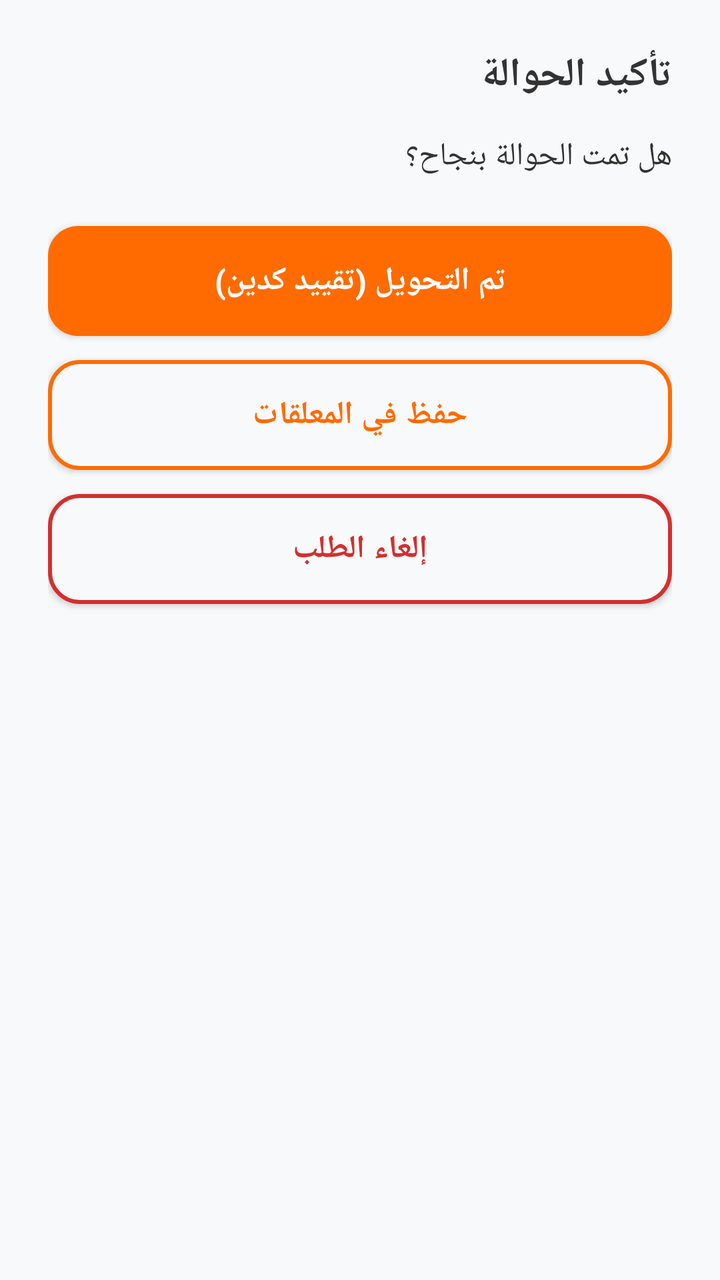
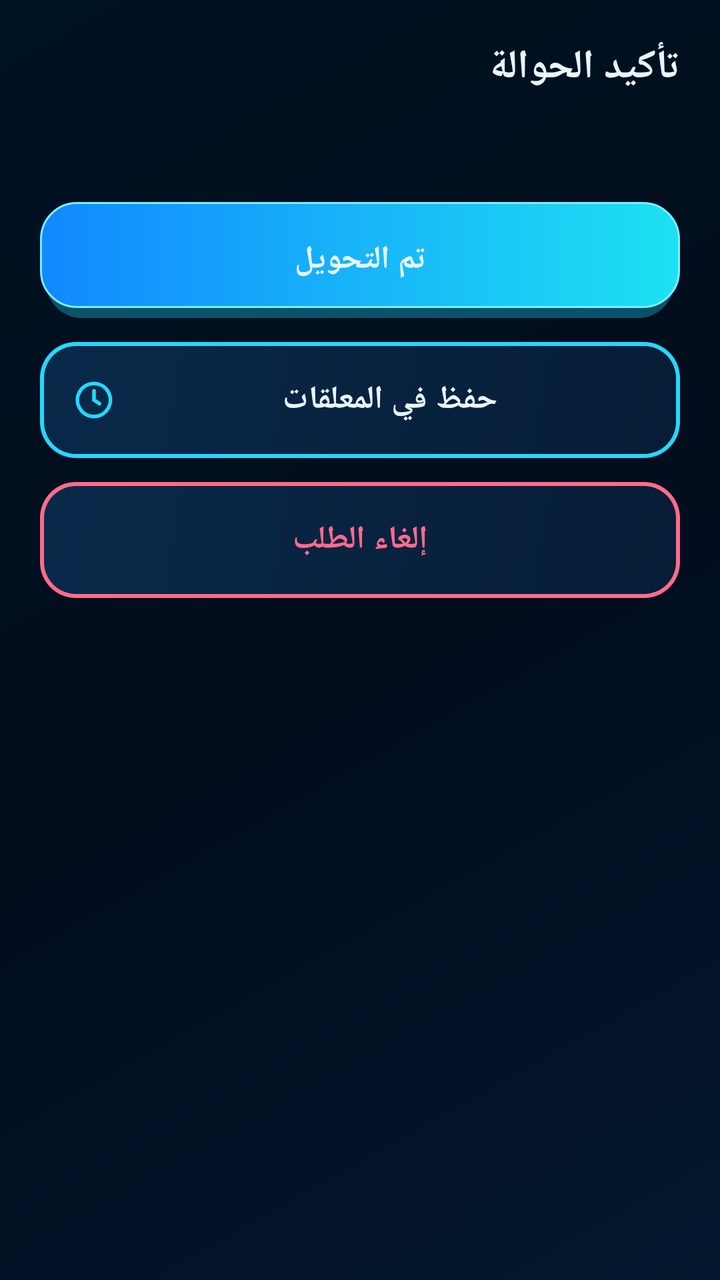

An Android layout rendered at two revisions. The XML below is the earlier revision; the diff shows what the commit changed to produce the second picture.
<!-- AndroidManifest.xml: application theme Theme.TransferApp -->
<!-- res/layout/dialog_transfer_confirm.xml -->
﻿<?xml version="1.0" encoding="utf-8"?><LinearLayout xmlns:android="http://schemas.android.com/apk/res/android" android:layout_width="match_parent" android:layout_height="wrap_content" android:orientation="vertical" android:layoutDirection="rtl" android:padding="24dp" android:background="@color/colorBackground"><TextView android:layout_width="wrap_content" android:layout_height="wrap_content" android:text="تأكيد الحوالة" android:textSize="20sp" android:textStyle="bold" android:textColor="@color/colorTextPrimary" android:layout_marginBottom="16dp"/><TextView android:id="@+id/tv_confirm_message" android:layout_width="wrap_content" android:layout_height="wrap_content" android:text="هل تمت الحوالة بنجاح؟" android:textSize="16sp" android:textColor="@color/colorTextPrimary" android:layout_marginBottom="24dp"/><androidx.appcompat.widget.AppCompatButton android:id="@+id/btn_confirm_yes" android:layout_width="match_parent" android:layout_height="55dp" android:text="تم التحويل (تقييد كدين)" android:textSize="16sp" android:textStyle="bold" android:background="@drawable/bg_rounded_orange" android:textColor="@color/colorTextOnPrimary" android:layout_marginBottom="12dp"/><androidx.appcompat.widget.AppCompatButton android:id="@+id/btn_confirm_later" android:layout_width="match_parent" android:layout_height="55dp" android:text="حفظ في المعلقات" android:textSize="16sp" android:textStyle="bold" android:background="@drawable/bg_btn_outline" android:textColor="@color/colorPrimary" android:layout_marginBottom="12dp"/><androidx.appcompat.widget.AppCompatButton android:id="@+id/btn_confirm_cancel" android:layout_width="match_parent" android:layout_height="55dp" android:text="إلغاء الطلب" android:textSize="16sp" android:textStyle="bold" android:background="@drawable/bg_btn_outline_danger" android:textColor="@color/colorDanger" /></LinearLayout>
<!-- resources referenced by this layout -->
<resources>
  <color name="colorBackground">#F8F9FA</color>
  <color name="colorDanger">#D32F2F</color>
  <color name="colorPrimary">#FF6B00</color>
  <color name="colorTextOnPrimary">#FFFFFF</color>
  <color name="colorTextPrimary">#333333</color>
  <!-- drawable bg_btn_outline (drawable) -->
  ﻿<?xml version="1.0" encoding="utf-8"?><shape xmlns:android="http://schemas.android.com/apk/res/android" android:shape="rectangle"><solid android:color="@color/colorBackground" /><corners android:radius="15dp" /><stroke android:width="2dp" android:color="@color/colorPrimary" /></shape>
  <!-- drawable bg_btn_outline_danger (drawable) -->
  ﻿<?xml version="1.0" encoding="utf-8"?><shape xmlns:android="http://schemas.android.com/apk/res/android" android:shape="rectangle"><solid android:color="@color/colorBackground" /><corners android:radius="15dp" /><stroke android:width="2dp" android:color="@color/colorDanger" /></shape>
  <!-- drawable bg_rounded_orange (drawable) -->
  ﻿<?xml version="1.0" encoding="utf-8"?><shape xmlns:android="http://schemas.android.com/apk/res/android" android:shape="rectangle"><solid android:color="@color/colorPrimary" /><corners android:radius="15dp" /></shape>
  <style name="Theme.TransferApp" parent="Theme.AppCompat.DayNight.NoActionBar">
          <item name="colorPrimary">@color/colorPrimary</item>
          <item name="colorPrimaryDark">@color/colorPrimaryDark</item>
          <item name="colorAccent">@color/cyan</item>
          <item name="colorControlActivated">@color/cyan</item>
          <item name="android:statusBarColor">@color/background</item>
          <item name="android:navigationBarColor">@color/background</item>
          <item name="android:windowLightStatusBar">false</item>
          <item name="android:windowLightNavigationBar">false</item>
      </style>
  <color name="colorPrimaryDark">#E65100</color>
  <!-- unchanged entries left out for length: 2 -->
</resources>

<!-- the commit's change to res/layout/dialog_transfer_confirm.xml (unified diff, before → after) -->
@@ -1 +1,44 @@
-﻿<?xml version="1.0" encoding="utf-8"?><LinearLayout xmlns:android="http://schemas.android.com/apk/res/android" android:layout_width="match_parent" android:layout_height="wrap_content" android:orientation="vertical" android:layoutDirection="rtl" android:padding="24dp" android:background="@color/colorBackground"><TextView android:layout_width="wrap_content" android:layout_height="wrap_content" android:text="تأكيد الحوالة" android:textSize="20sp" android:textStyle="bold" android:textColor="@color/colorTextPrimary" android:layout_marginBottom="16dp"/><TextView android:id="@+id/tv_confirm_message" android:layout_width="wrap_content" android:layout_height="wrap_content" android:text="هل تمت الحوالة بنجاح؟" android:textSize="16sp" android:textColor="@color/colorTextPrimary" android:layout_marginBottom="24dp"/><androidx.appcompat.widget.AppCompatButton android:id="@+id/btn_confirm_yes" android:layout_width="match_parent" android:layout_height="55dp" android:text="تم التحويل (تقييد كدين)" android:textSize="16sp" android:textStyle="bold" android:background="@drawable/bg_rounded_orange" android:textColor="@color/colorTextOnPrimary" android:layout_marginBottom="12dp"/><androidx.appcompat.widget.AppCompatButton android:id="@+id/btn_confirm_later" android:layout_width="match_parent" android:layout_height="55dp" android:text="حفظ في المعلقات" android:textSize="16sp" android:textStyle="bold" android:background="@drawable/bg_btn_outline" android:textColor="@color/colorPrimary" android:layout_marginBottom="12dp"/><androidx.appcompat.widget.AppCompatButton android:id="@+id/btn_confirm_cancel" android:layout_width="match_parent" android:layout_height="55dp" android:text="إلغاء الطلب" android:textSize="16sp" android:textStyle="bold" android:background="@drawable/bg_btn_outline_danger" android:textColor="@color/colorDanger" /></LinearLayout>
+﻿<?xml version="1.0" encoding="utf-8"?>
+<LinearLayout xmlns:android="http://schemas.android.com/apk/res/android"
+    android:layout_width="match_parent"
+    android:layout_height="wrap_content"
+    android:background="@android:color/transparent"
+    android:layoutDirection="rtl"
+    android:orientation="vertical"
+    android:padding="20dp">
+
+    <TextView
+        style="@style/DialogTitle"
+        android:layout_width="match_parent"
+        android:layout_height="wrap_content"
+        android:text="تأكيد الحوالة" />
+
+    <TextView
+        android:id="@+id/tv_confirm_message"
+        android:layout_width="match_parent"
+        android:layout_height="wrap_content"
+        android:layout_marginBottom="16dp"
+        android:textColor="@color/text_primary"
+        android:textSize="16sp" />
+
+    <androidx.appcompat.widget.AppCompatButton
+        android:id="@+id/btn_confirm_yes"
+        style="@style/AppButton.Primary"
+        android:layout_width="match_parent"
+        android:layout_marginBottom="12dp"
+        android:text="تم التحويل" />
+
+    <androidx.appcompat.widget.AppCompatButton
+        android:id="@+id/btn_confirm_later"
+        style="@style/AppButton.Outline"
+        android:layout_width="match_parent"
+        android:layout_marginBottom="12dp"
+        android:drawableEnd="@drawable/ic_clock"
+        android:text="حفظ في المعلقات" />
+
+    <androidx.appcompat.widget.AppCompatButton
+        android:id="@+id/btn_confirm_cancel"
+        style="@style/AppButton.Danger"
+        android:layout_width="match_parent"
+        android:text="إلغاء الطلب" />
+</LinearLayout>
<!-- resource entries referenced after the edit -->
@@ -1,16 +1,109 @@
 <!-- resources referenced by this layout -->
 <resources>
-  <color name="colorBackground">#F8F9FA</color>
-  <color name="colorDanger">#D32F2F</color>
-  <color name="colorPrimary">#FF6B00</color>
-  <color name="colorTextOnPrimary">#FFFFFF</color>
-  <color name="colorTextPrimary">#333333</color>
-  <!-- drawable bg_btn_outline (drawable) -->
-  ﻿<?xml version="1.0" encoding="utf-8"?><shape xmlns:android="http://schemas.android.com/apk/res/android" android:shape="rectangle"><solid android:color="@color/colorBackground" /><corners android:radius="15dp" /><stroke android:width="2dp" android:color="@color/colorPrimary" /></shape>
+  <color name="text_primary">#E8F6FF</color>
+  <!-- drawable ic_clock (drawable) -->
+  <?xml version="1.0" encoding="utf-8"?>
+  <vector xmlns:android="http://schemas.android.com/apk/res/android"
+      android:width="22dp"
+      android:height="22dp"
+      android:viewportWidth="24"
+      android:viewportHeight="24">
+      <path
+          android:fillColor="@android:color/transparent"
+          android:strokeColor="#21D9FF"
+          android:strokeWidth="2"
+          android:strokeLineCap="round"
+          android:pathData="M12,3a9,9 0,1 1,-0.1 0M12,7v5l3,2" />
+  </vector>
+  <style name="AppButton.Danger">
+          <item name="android:background">@drawable/bg_btn_outline_danger</item>
+          <item name="android:textColor">@color/colorDanger</item>
+      </style>
+  <style name="AppButton.Outline">
+          <item name="android:background">@drawable/bg_button_outline</item>
+      </style>
+  <style name="AppButton.Primary">
+          <item name="android:background">@drawable/bg_button_primary</item>
+      </style>
+  <style name="DialogTitle">
+          <item name="android:textColor">@color/text_primary</item>
+          <item name="android:textSize">20sp</item>
+          <item name="android:textStyle">bold</item>
+          <item name="android:layout_marginBottom">16dp</item>
+      </style>
+  <color name="colorDanger">#FF6B8A</color>
+  <!-- drawable bg_button_outline (drawable) -->
+  <?xml version="1.0" encoding="utf-8"?>
+  <layer-list xmlns:android="http://schemas.android.com/apk/res/android">
+      <item>
+          <shape android:shape="rectangle">
+              <corners android:radius="18dp" />
+              <solid android:color="#26D7FF" />
+          </shape>
+      </item>
+      <item
+          android:left="2dp"
+          android:top="2dp"
+          android:right="2dp"
+          android:bottom="2dp">
+          <shape android:shape="rectangle">
+              <corners android:radius="16dp" />
+              <gradient
+                  android:angle="135"
+                  android:startColor="#071D36"
+                  android:endColor="#09294A" />
+          </shape>
+      </item>
+  </layer-list>
+  <!-- drawable bg_button_primary (drawable) -->
+  <?xml version="1.0" encoding="utf-8"?>
+  <layer-list xmlns:android="http://schemas.android.com/apk/res/android">
+      <item
+          android:left="3dp"
+          android:top="5dp"
+          android:right="3dp">
+          <shape android:shape="rectangle">
+              <corners android:radius="18dp" />
+              <solid android:color="#5520D8FF" />
+          </shape>
+      </item>
+      <item android:bottom="5dp">
+          <shape android:shape="rectangle">
+              <corners android:radius="18dp" />
+              <gradient
+                  android:angle="0"
+                  android:startColor="#1288FF"
+                  android:endColor="#1DE1F2" />
+              <stroke
+                  android:width="1dp"
+                  android:color="#7AEEFF" />
+          </shape>
+      </item>
+  </layer-list>
+  <color name="colorPrimary">#20D8FF</color>
   <!-- drawable bg_btn_outline_danger (drawable) -->
-  ﻿<?xml version="1.0" encoding="utf-8"?><shape xmlns:android="http://schemas.android.com/apk/res/android" android:shape="rectangle"><solid android:color="@color/colorBackground" /><corners android:radius="15dp" /><stroke android:width="2dp" android:color="@color/colorDanger" /></shape>
-  <!-- drawable bg_rounded_orange (drawable) -->
-  ﻿<?xml version="1.0" encoding="utf-8"?><shape xmlns:android="http://schemas.android.com/apk/res/android" android:shape="rectangle"><solid android:color="@color/colorPrimary" /><corners android:radius="15dp" /></shape>
+  ﻿<?xml version="1.0" encoding="utf-8"?>
+  <layer-list xmlns:android="http://schemas.android.com/apk/res/android">
+      <item>
+          <shape android:shape="rectangle">
+              <corners android:radius="18dp" />
+              <solid android:color="#FF6B8A" />
+          </shape>
+      </item>
+      <item
+          android:left="2dp"
+          android:top="2dp"
+          android:right="2dp"
+          android:bottom="2dp">
+          <shape android:shape="rectangle">
+              <corners android:radius="16dp" />
+              <gradient
+                  android:angle="135"
+                  android:startColor="#071D36"
+                  android:endColor="#09294A" />
+          </shape>
+      </item>
+  </layer-list>
   <style name="Theme.TransferApp" parent="Theme.AppCompat.DayNight.NoActionBar">
           <item name="colorPrimary">@color/colorPrimary</item>
           <item name="colorPrimaryDark">@color/colorPrimaryDark</item>
@@ -20,8 +113,51 @@
           <item name="android:navigationBarColor">@color/background</item>
           <item name="android:windowLightStatusBar">false</item>
           <item name="android:windowLightNavigationBar">false</item>
+          <item name="android:windowBackground">@drawable/bg_screen</item>
+          <item name="alertDialogTheme">@style/Theme.TransferApp.Dialog</item>
+          <item name="android:alertDialogTheme">@style/Theme.TransferApp.Dialog</item>
       </style>
-  <color name="colorPrimaryDark">#E65100</color>
+  <color name="colorPrimaryDark">#128BFF</color>
+  <!-- drawable bg_screen (drawable) -->
+  <?xml version="1.0" encoding="utf-8"?>
+  <shape xmlns:android="http://schemas.android.com/apk/res/android"
+      android:shape="rectangle">
+      <gradient
+          android:angle="135"
+          android:startColor="#03172E"
+          android:centerColor="#020D1D"
+          android:endColor="#001322" />
+  </shape>
+  <style name="Theme.TransferApp.Dialog" parent="Theme.AppCompat.Dialog.Alert">
+          <item name="android:windowBackground">@drawable/bg_panel</item>
+          <item name="colorAccent">@color/cyan</item>
+          <item name="android:textColorPrimary">@color/text_primary</item>
+          <item name="android:textColorSecondary">@color/text_secondary</item>
+          <item name="android:textColor">@color/text_primary</item>
+          <item name="buttonBarPositiveButtonStyle">@style/DialogBarButton</item>
+          <item name="buttonBarNegativeButtonStyle">@style/DialogBarButton</item>
+          <item name="buttonBarNeutralButtonStyle">@style/DialogBarButton</item>
+      </style>
+  <!-- drawable bg_panel (drawable) -->
+  <?xml version="1.0" encoding="utf-8"?>
+  <shape xmlns:android="http://schemas.android.com/apk/res/android"
+      android:shape="rectangle">
+      <corners android:radius="20dp" />
+      <gradient
+          android:angle="135"
+          android:startColor="#B20A2948"
+          android:endColor="#A2041930" />
+      <stroke
+          android:width="1dp"
+          android:color="#3E91D8" />
+  </shape>
+  <color name="text_secondary">#8EC8F4</color>
+  <style name="DialogBarButton" parent="Widget.AppCompat.Button.Borderless">
+          <item name="android:textColor">@color/cyan</item>
+          <item name="android:textAllCaps">false</item>
+          <item name="android:textSize">16sp</item>
+          <item name="android:textStyle">bold</item>
+      </style>
   <!-- unchanged entries left out for length: 2 -->
 </resources>
 
